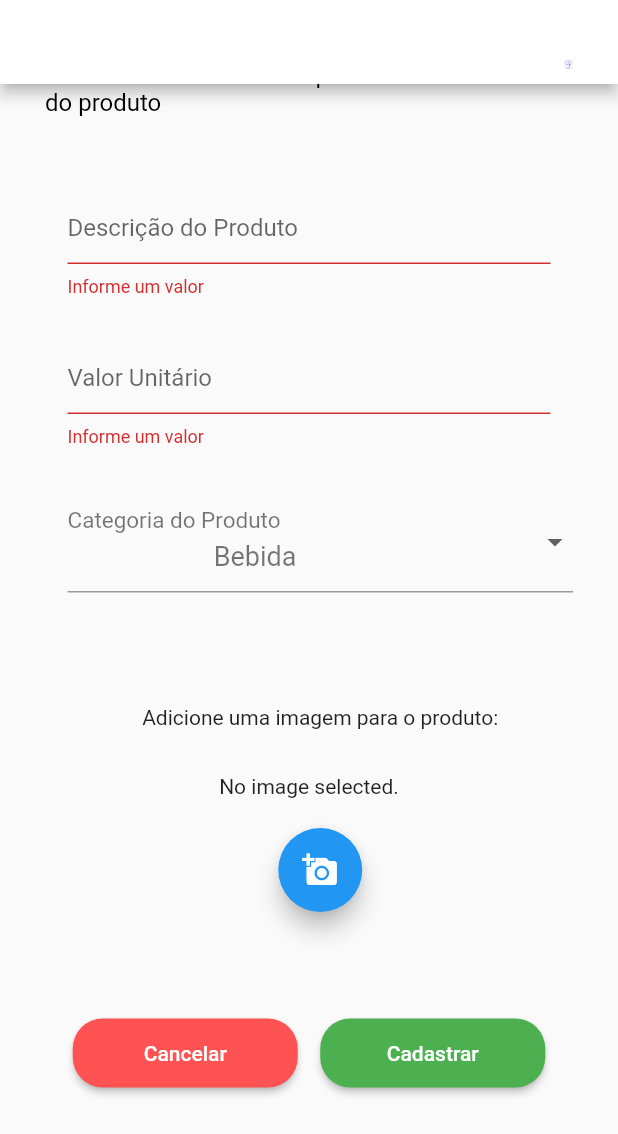
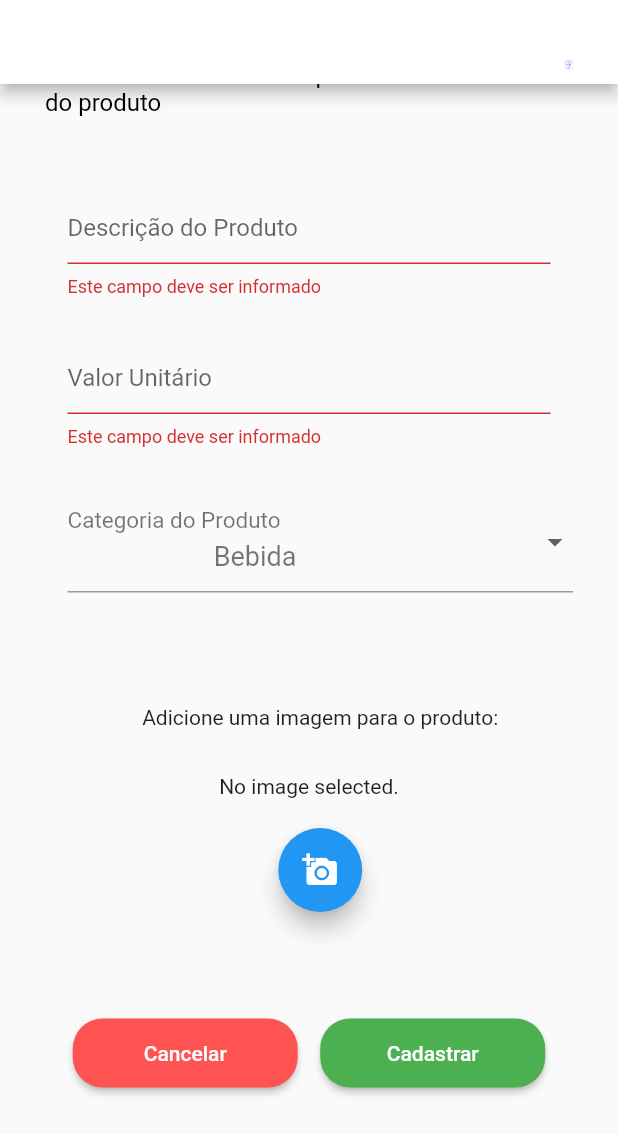
Before and after one commit to wcts-stud/TupyStock, a Flutter app: the BaseCadastroProduto screen opened directly, scrolled down 100 dp, after a tap on "Cadastrar", on a phone screen of 412 x 824 dp. Shown: the top 1134 px of the screen. Run offline on Flutter 3.47's test engine with Material 2 defaults, Android fonts, the phone set to English and light mode, and no system bars; our stand-ins replace image_picker.

Commit message:
Alterações cadastro de produto

```diff
--- a/lib/cadastro_produto.dart
+++ b/lib/cadastro_produto.dart
@@ -90,7 +90,6 @@ class _BasePageCadastroProduto extends State<BaseCadastroProduto>
         body: SingleChildScrollView(
           child: Column(
             children: <Widget>[
-              //Adicionar os Widget necessarios para a contrução do corpo da tela
               Padding(
                 padding:
                     EdgeInsets.only(top: 40, bottom: 5, left: 30, right: 30),
@@ -116,7 +115,7 @@ class _BasePageCadastroProduto extends State<BaseCadastroProduto>
                         child: TextFormField(
                           validator: (value) {
                             if (value.isEmpty) {
-                              return 'Informe um valor';
+                              return 'Este campo deve ser informado';
                             }
                             return null;
                           },
@@ -134,7 +133,7 @@ class _BasePageCadastroProduto extends State<BaseCadastroProduto>
                         child: TextFormField(
                             validator: (value) {
                               if (value.isEmpty) {
-                                return 'Informe um valor';
+                                return 'Este campo deve ser informado';
                               }
                               return null;
                             },
@@ -183,21 +182,6 @@ class _BasePageCadastroProduto extends State<BaseCadastroProduto>
                               )),
                         ),
                       ),
-
-// BOTÃO PADRÃO DO FORM PARA O SUBMIT, VERIFICAR SE É NECESSÁRIO OU NÃO
-//                      Padding(
-//                        padding: const EdgeInsets.symmetric(vertical: 16.0),
-//                        child: RaisedButton(
-//                          onPressed: () {
-//                            // Validate will return true if the form is valid, or false if
-//                            // the form is invalid.
-//                            if (_formKey.currentState.validate()) {
-//                              // Process data.
-//                            }
-//                          },
-//                          child: Text('Submit'),
-//                        ),
-//                      ),
                     ],
                   ),
                 ),
@@ -245,8 +229,8 @@ class _BasePageCadastroProduto extends State<BaseCadastroProduto>
                         if (_formKey.currentState.validate()) {
                           _formKey.currentState.save(); //onSaved is called!
                           print(formData);
+                          print('Cadastrado');
                         }
-                        print('Cadastrado');
                       },
                       child: new Text('Cadastrar',
                           style: new TextStyle(color: Colors.white)),
```
